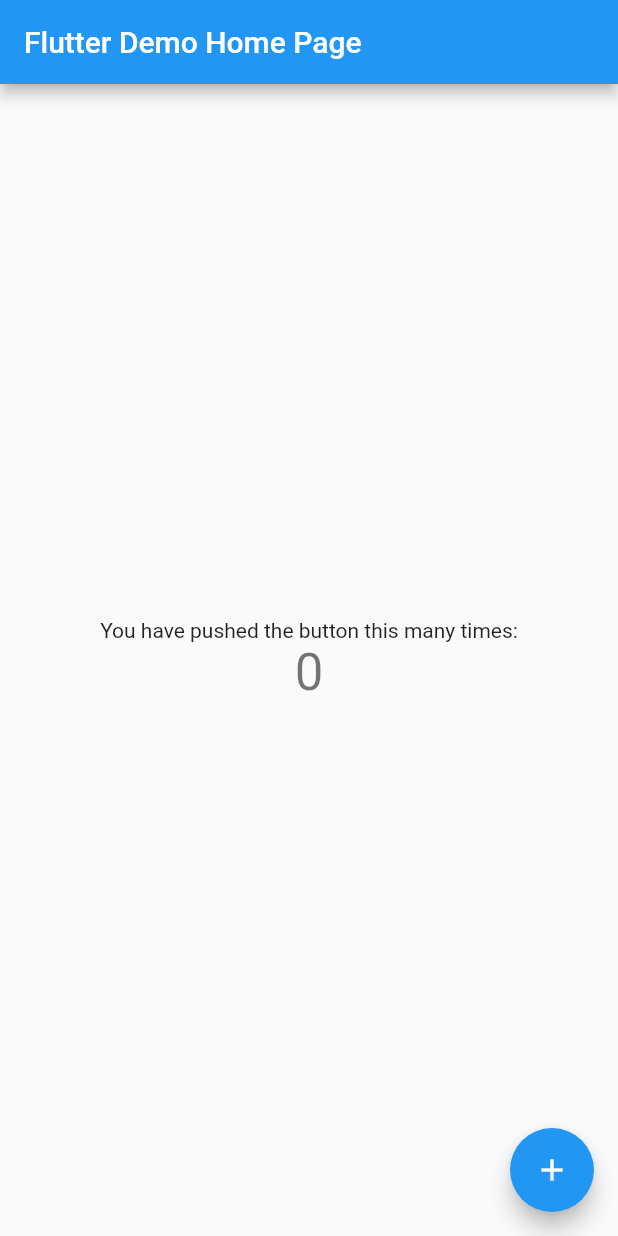
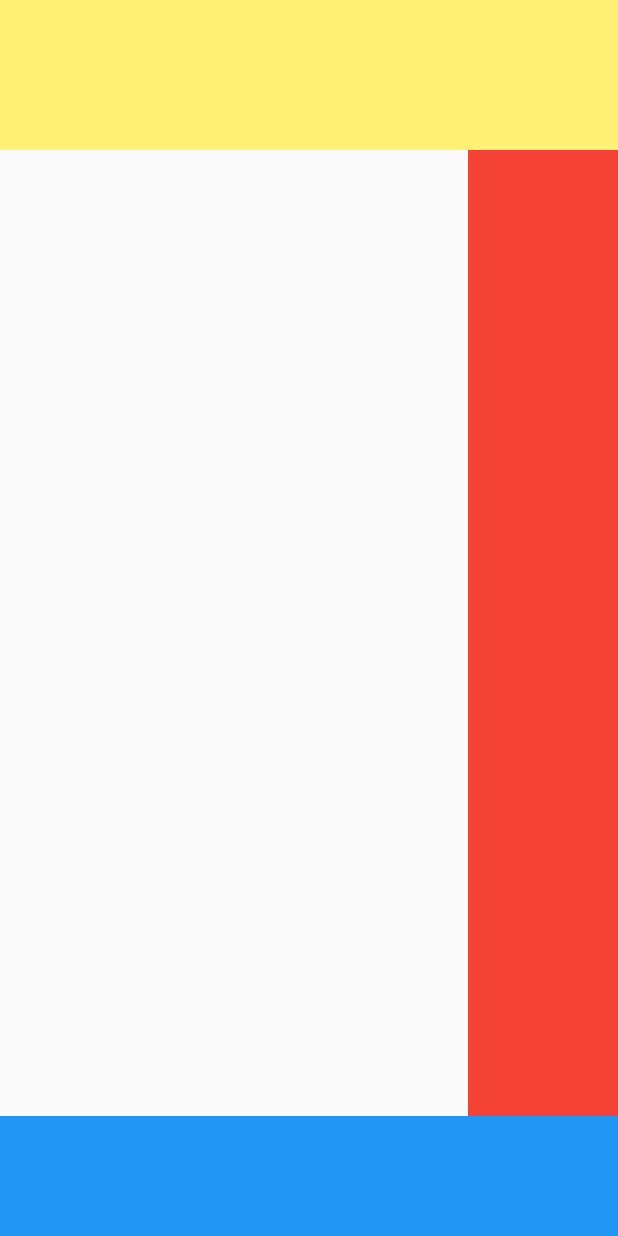
Before and after one commit to aashaykapoor/TikTok-App-UI-Flutter, a Flutter app: the screen it shows after launch, on a phone screen of 412 x 824 dp. Run offline on Flutter 3.47's test engine with Material 2 defaults, Android fonts, the phone set to English and light mode, and no system bars.

Commit message:
added homepage

```diff
--- /dev/null
+++ b/lib/HomePage.dart
@@ -0,0 +1,51 @@
+import 'package:flutter/material.dart';
+class Home extends StatelessWidget {
+
+
+  Widget get topSection=> Container(
+            height: 100.0,
+            color: Colors.yellow[300],
+          );
+  Widget get bottomSection=>Container(
+            height: 80,
+            color: Colors.blue,
+          );
+
+  Widget get videoDescription=>Expanded(child: Column(
+    children: <Widget>[
+      Container()
+    ],
+                color: Colors.green,
+              ));
+
+  Widget get actionsToolbar=>Container(
+                width: 100,
+                color: Colors.red,
+              );
+
+  Widget get middleSection=>Expanded(child:
+          Row(
+            children: <Widget>[
+              videoDescription,
+              actionsToolbar
+            ],
+          ));
+
+  @override
+  Widget build(BuildContext context) {
+    return Scaffold(
+      body: Column(
+        children: <Widget>[
+          // Top Section
+         topSection,
+          // Middle Section
+          middleSection,
+          // Bottom Section
+          bottomSection,
+
+        ],
+      ),
+
+    );
+  }
+}
--- a/lib/main.dart
+++ b/lib/main.dart
@@ -1,105 +1,18 @@
 import 'package:flutter/material.dart';
+
+import 'HomePage.dart';
 
 void main() {
   runApp(MyApp());
 }
 
 class MyApp extends StatelessWidget {
-  // This widget is the root of your application.
+
   @override
   Widget build(BuildContext context) {
     return MaterialApp(
-      title: 'Flutter Demo',
-      theme: ThemeData(
-
-        visualDensity: VisualDensity.adaptivePlatformDensity,
-      ),
-      home: MyHomePage(title: 'Flutter Demo Home Page'),
+      title: 'Flutter Tikok UI',
+      home: Home(),
     );
   }
 }
-
-class MyHomePage extends StatefulWidget {
-  MyHomePage({Key key, this.title}) : super(key: key);
-
-  // This widget is the home page of your application. It is stateful, meaning
-  // that it has a State object (defined below) that contains fields that affect
-  // how it looks.
-
-  // This class is the configuration for the state. It holds the values (in this
-  // case the title) provided by the parent (in this case the App widget) and
-  // used by the build method of the State. Fields in a Widget subclass are
-  // always marked "final".
-
-  final String title;
-
-  @override
-  _MyHomePageState createState() => _MyHomePageState();
-}
-
-class _MyHomePageState extends State<MyHomePage> {
-  int _counter = 0;
-
-  void _incrementCounter() {
-    setState(() {
-      // This call to setState tells the Flutter framework that something has
-      // changed in this State, which causes it to rerun the build method below
-      // so that the display can reflect the updated values. If we changed
-      // _counter without calling setState(), then the build method would not be
-      // called again, and so nothing would appear to happen.
-      _counter++;
-    });
-  }
-
-  @override
-  Widget build(BuildContext context) {
-    // This method is rerun every time setState is called, for instance as done
-    // by the _incrementCounter method above.
-    //
-    // The Flutter framework has been optimized to make rerunning build methods
-    // fast, so that you can just rebuild anything that needs updating rather
-    // than having to individually change instances of widgets.
-    return Scaffold(
-      appBar: AppBar(
-        // Here we take the value from the MyHomePage object that was created by
-        // the App.build method, and use it to set our appbar title.
-        title: Text(widget.title),
-      ),
-      body: Center(
-        // Center is a layout widget. It takes a single child and positions it
-        // in the middle of the parent.
-        child: Column(
-          // Column is also a layout widget. It takes a list of children and
-          // arranges them vertically. By default, it sizes itself to fit its
-          // children horizontally, and tries to be as tall as its parent.
-          //
-          // Invoke "debug painting" (press "p" in the console, choose the
-          // "Toggle Debug Paint" action from the Flutter Inspector in Android
-          // Studio, or the "Toggle Debug Paint" command in Visual Studio Code)
-          // to see the wireframe for each widget.
-          //
-          // Column has various properties to control how it sizes itself and
-          // how it positions its children. Here we use mainAxisAlignment to
-          // center the children vertically; the main axis here is the vertical
-          // axis because Columns are vertical (the cross axis would be
-          // horizontal).
-          mainAxisAlignment: MainAxisAlignment.center,
-          children: <Widget>[
-            Text(
-              'You have pushed the button this many times:',
-            ),
-            Text(
-              '$_counter',
-              style: Theme.of(context).textTheme.headline4,
-            ),
-          ],
-        ),
-      ),
-      floatingActionButton: FloatingActionButton(
-        onPressed: _incrementCounter,
-        tooltip: 'Increment',
-        child: Icon(Icons.add),
-      ), // This trailing comma makes auto-formatting nicer for build methods.
-    );
-  }
-}
```
